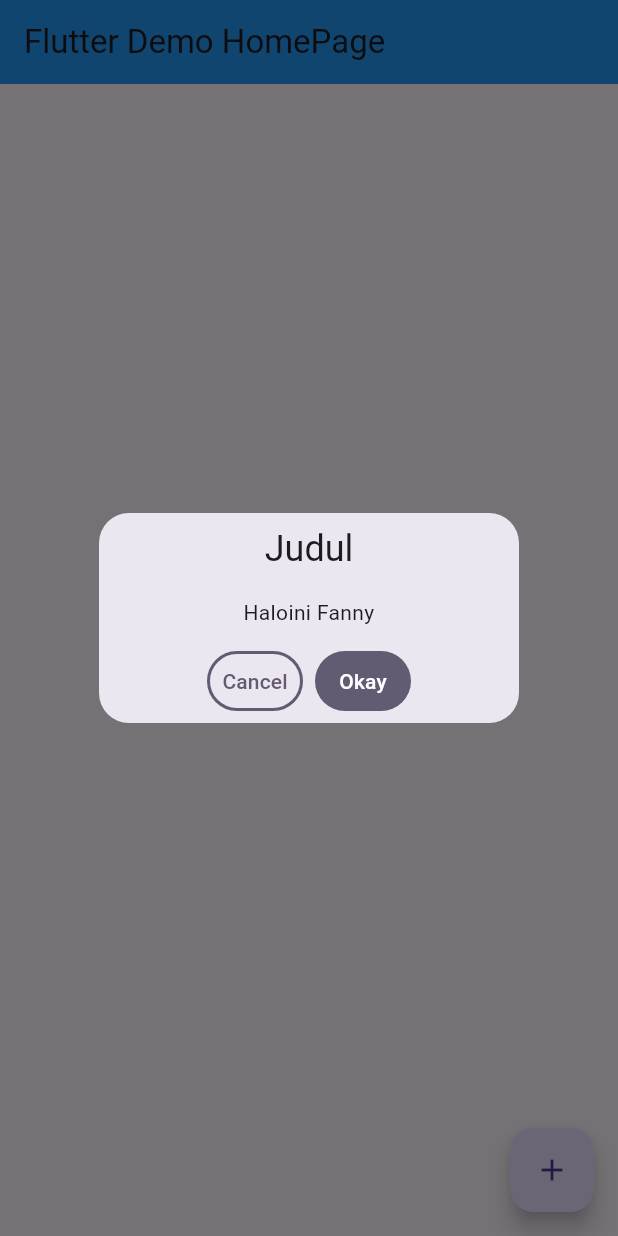
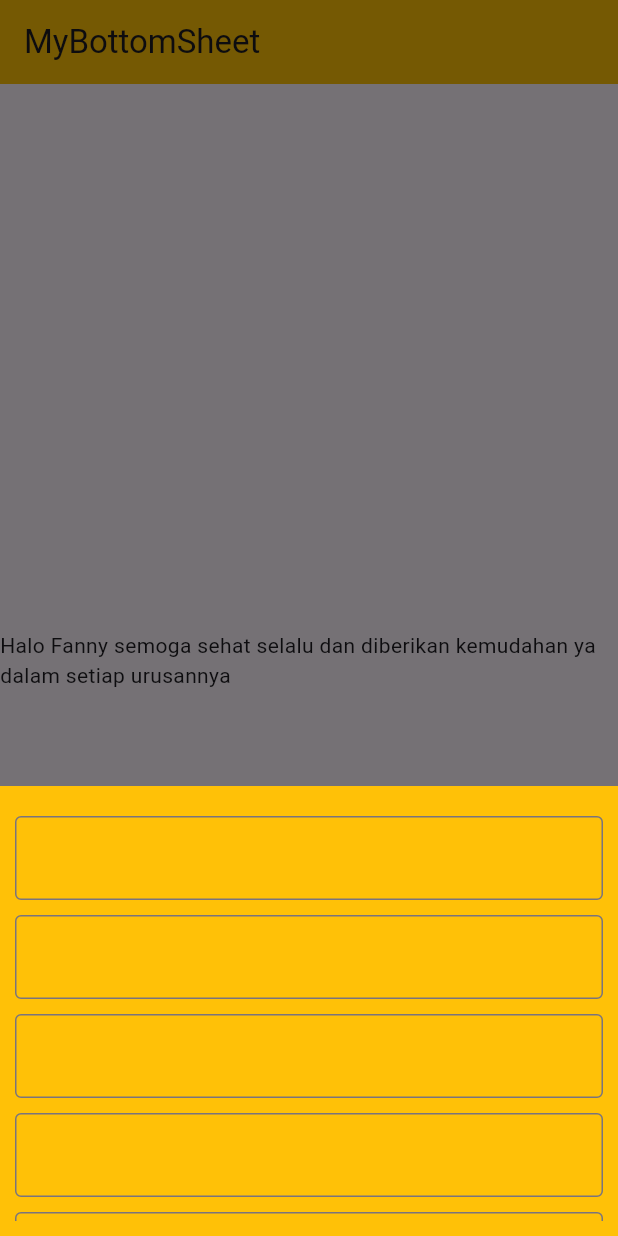
Before and after one commit to fannyHere/getX-for-me, a Flutter app: the screen it shows after launch, after a tap on the "add" icon, on a phone screen of 412 x 824 dp. Run offline on Flutter 3.47's test engine with Material 3 defaults, Android fonts, the phone set to English and light mode, and no system bars; our stand-ins replace get.

Commit message:
added bottom sheetusing getx

```diff
--- /dev/null
+++ b/lib/10_bottomSheetsGetX/bottomSheets.dart
@@ -0,0 +1,206 @@
+import 'package:flutter/material.dart';
+import 'package:get/get.dart';
+
+class MyBottomSheet extends StatelessWidget {
+  const MyBottomSheet({super.key});
+
+  @override
+  Widget build(BuildContext context) {
+    return MaterialApp(
+      home: MyBtSheet(),
+      debugShowCheckedModeBanner: false,
+    );
+  }
+}
+
+class MyBtSheet extends StatelessWidget {
+  const MyBtSheet({super.key});
+
+  @override
+  Widget build(BuildContext context) {
+    return Scaffold(
+      appBar: AppBar(
+        backgroundColor: Colors.amber,
+        title: Text("MyBottomSheet"),
+      ),
+      body: Center(
+        child: Text(
+            "Halo Fanny semoga sehat selalu dan diberikan kemudahan ya dalam setiap urusannya"),
+      ),
+      floatingActionButton: FloatingActionButton(
+        onPressed: () {
+          //BottomSheet biasa
+          // showModalBottomSheet(
+          //   context: context,
+          //   builder: (context) {
+          //     return Padding(
+          //       padding: EdgeInsets.only(
+          //           bottom: MediaQuery.of(context)
+          //               .viewInsets
+          //               .bottom), //supaya field textnya ga ketutupan keyboard
+          //       child: Container(
+          //         height: 300,
+          //         width: MediaQuery.of(context).size.width,
+          //         color: Colors.amber,
+          //         padding: EdgeInsets.all(10),
+          //         child: Center(
+          //           child: ListView(
+          //             children: [
+          //               SizedBox(
+          //                 height: 10,
+          //               ),
+          //               TextField(
+          //                 decoration: InputDecoration(
+          //                   border: OutlineInputBorder(),
+          //                 ),
+          //               ),
+          //               SizedBox(
+          //                 height: 10,
+          //               ),
+          //               TextField(
+          //                 decoration: InputDecoration(
+          //                   border: OutlineInputBorder(),
+          //                 ),
+          //               ),
+          //               SizedBox(
+          //                 height: 10,
+          //               ),
+          //               TextField(
+          //                 decoration: InputDecoration(
+          //                   border: OutlineInputBorder(),
+          //                 ),
+          //               ),
+          //               SizedBox(
+          //                 height: 10,
+          //               ),
+          //               TextField(
+          //                 decoration: InputDecoration(
+          //                   border: OutlineInputBorder(),
+          //                 ),
+          //               ),
+          //               SizedBox(
+          //                 height: 10,
+          //               ),
+          //               TextField(
+          //                 decoration: InputDecoration(
+          //                   border: OutlineInputBorder(),
+          //                 ),
+          //               ),
+          //               SizedBox(
+          //                 height: 10,
+          //               ),
+          //               TextField(
+          //                 decoration: InputDecoration(
+          //                   border: OutlineInputBorder(),
+          //                 ),
+          //               ),
+          //               SizedBox(
+          //                 height: 10,
+          //               ),
+          //               TextField(
+          //                 decoration: InputDecoration(
+          //                   border: OutlineInputBorder(),
+          //                 ),
+          //               ),
+          //             ],
+          //           ),
+          //         ),
+          //       ),
+          //     );
+          //   },
+          // );
+          //BottomSheet pakai GetX
+          Get.bottomSheet(
+            Padding(
+              padding: EdgeInsets.only(
+                  bottom: MediaQuery.of(context)
+                      .viewInsets
+                      .bottom), //supaya field textnya ga ketutupan keyboard
+              child: Container(
+                height: 300,
+                width: MediaQuery.of(context).size.width,
+                color: Colors.amber,
+                padding: EdgeInsets.all(10),
+                child: Center(
+                  child: ListView(
+                    children: [
+                      SizedBox(
+                        height: 10,
+                      ),
+                      TextField(
+                        decoration: InputDecoration(
+                          border: OutlineInputBorder(),
+                        ),
+                      ),
+                      SizedBox(
+                        height: 10,
+                      ),
+                      TextField(
+                        decoration: InputDecoration(
+                          border: OutlineInputBorder(),
+                        ),
+                      ),
+                      SizedBox(
+                        height: 10,
+                      ),
+                      TextField(
+                        decoration: InputDecoration(
+                          border: OutlineInputBorder(),
+                        ),
+                      ),
+                      SizedBox(
+                        height: 10,
+                      ),
+                      TextField(
+                        decoration: InputDecoration(
+                          border: OutlineInputBorder(),
+                        ),
+                      ),
+                      SizedBox(
+                        height: 10,
+                      ),
+                      TextField(
+                        decoration: InputDecoration(
+                          border: OutlineInputBorder(),
+                        ),
+                      ),
+                      SizedBox(
+                        height: 10,
+                      ),
+                      TextField(
+                        decoration: InputDecoration(
+                          border: OutlineInputBorder(),
+                        ),
+                      ),
+                      SizedBox(
+                        height: 10,
+                      ),
+                      TextField(
+                        decoration: InputDecoration(
+                          border: OutlineInputBorder(),
+                        ),
+                      ),
+                      SizedBox(
+                        height: 10,
+                      ),
+                      ElevatedButton(
+                        onPressed: () {},
+                        child: Text(
+                          "SAVE",
+                        ),
+                      ),
+                    ],
+                  ),
+                ),
+              ),
+            ),
+            isScrollControlled: false,
+            isDismissible: false,
+          );
+        },
+        tooltip: 'increment',
+        child: Icon(Icons.add),
+      ),
+    );
+  }
+}
--- a/lib/main.dart
+++ b/lib/main.dart
@@ -1,5 +1,5 @@
+import 'package:belajar_getx/10_bottomSheetsGetX/bottomSheets.dart';
 import 'package:flutter/material.dart';
-import '09_dialogue_GetX/dialogue.dart';
 import 'package:get/get.dart';
 
 void main() {
@@ -11,7 +11,7 @@ class MyApp extends StatelessWidget {
   Widget build(BuildContext context) {
     return GetMaterialApp(
       debugShowCheckedModeBanner: false,
-      home: MyDialogueGetX(),
+      home: MyBottomSheet(),
     );
   }
 }
```
